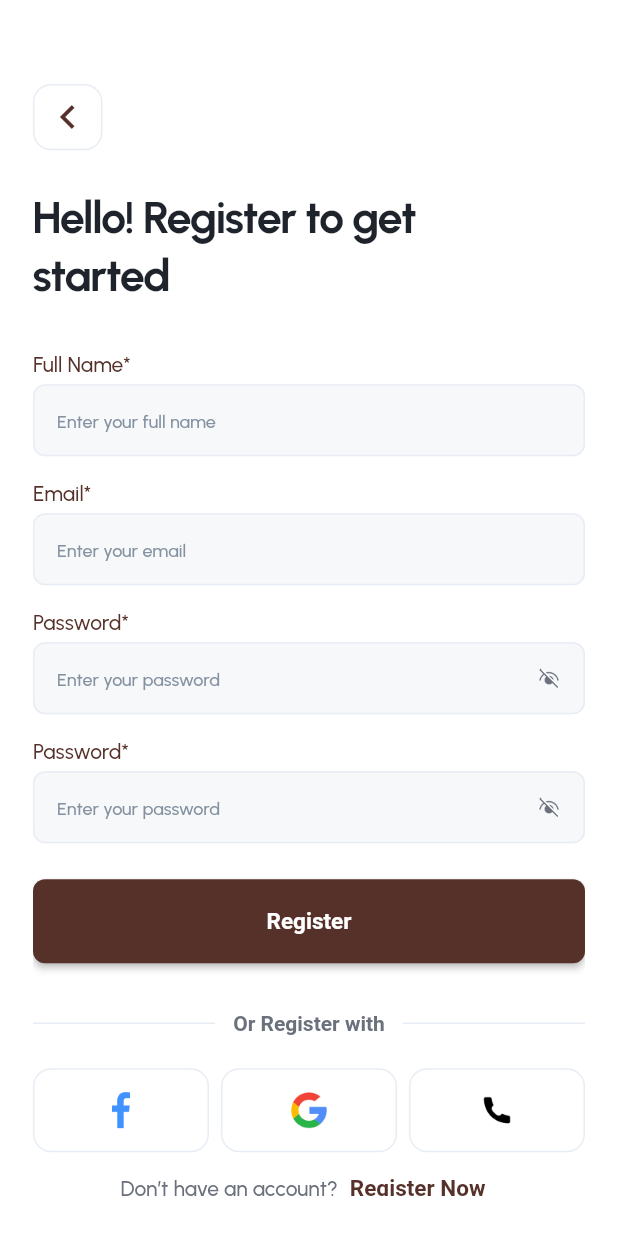
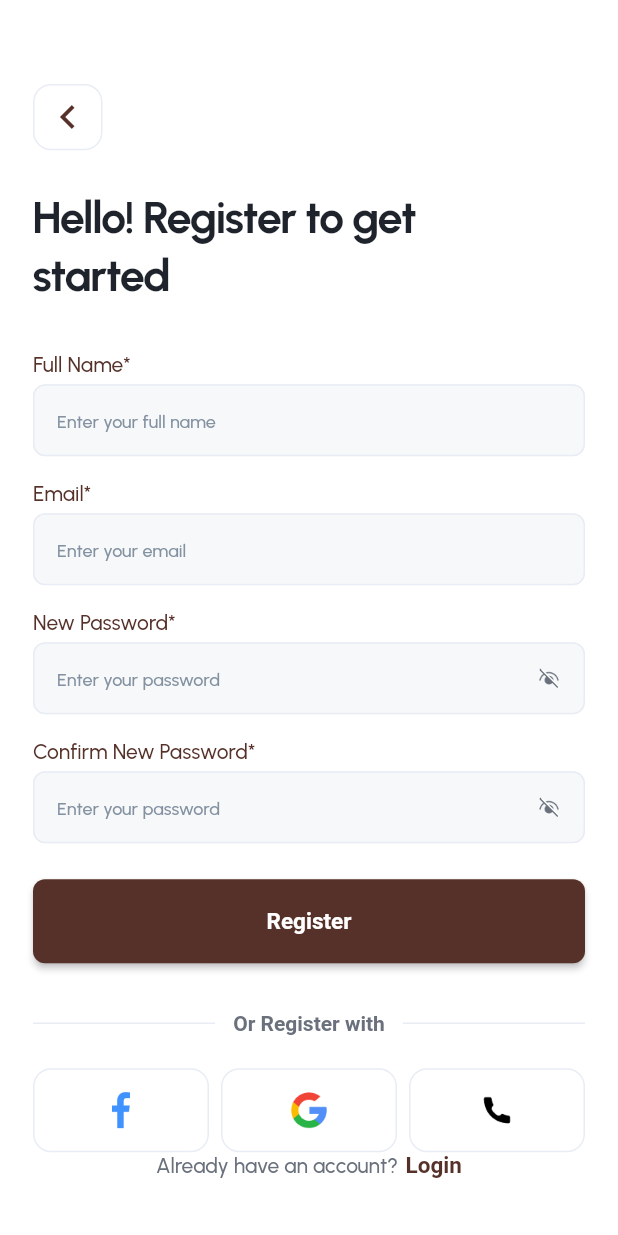
Before and after one commit to Vivekumar08/break_in, a Flutter app: the RegisterWithMail screen opened directly, on a phone screen of 412 x 824 dp. Run offline on Flutter 3.47's test engine with Material 2 defaults, Android fonts, the phone set to English and light mode, and no system bars; our stand-ins replace shimmer; Roboto replaces fonts that are missing (Urbanist_SemiBold); project files that could hold a hidden picture were left out.

```diff
--- a/lib/src/components/bottom_text.dart
+++ b/lib/src/components/bottom_text.dart
@@ -7,13 +7,13 @@ class BottomText extends StatelessWidget {
   ///
   /// Input [text] for text at [bottom-center]
   ///
-  /// Input [buttonText] & [onPressed] for button at [bottom-center]
-  const BottomText({Key? key, this.text, this.buttonText, this.onPressed})
+  /// Input [buttonText] & [onTap] for button at [bottom-center]
+  const BottomText({Key? key, this.text, this.buttonText, this.onTap})
       : super(key: key);
 
   final String? text;
   final String? buttonText;
-  final VoidCallback? onPressed;
+  final VoidCallback? onTap;
 
   @override
   Widget build(BuildContext context) {
@@ -25,10 +25,11 @@ class BottomText extends StatelessWidget {
             : Text(text!,
                 style: Fonts.hintText
                     .copyWith(fontSize: 14.0, color: Palette.iconsCol)),
+        const SizedBox(width: 5.0),
         buttonText == null
             ? Container()
-            : TextButton(
-                onPressed: onPressed,
+            : GestureDetector(
+                onTap: onTap,
                 child: Text(buttonText!,
                     style: Fonts.buttonText.copyWith(color: Palette.primary))),
       ],
--- a/lib/src/location/detecting_location.dart
+++ b/lib/src/location/detecting_location.dart
@@ -33,7 +33,6 @@ class DetectingLocation extends StatelessWidget {
                     child: Shimmer.fromColors(
                       baseColor: Colors.grey.shade300,
                       highlightColor: Colors.grey.shade100,
-                      child: Expanded(
                       child: Column(
                         crossAxisAlignment: CrossAxisAlignment.start,
                         children: [
@@ -68,7 +67,6 @@ class DetectingLocation extends StatelessWidget {
                       ),
                     ),
                   ),
-                  ),
                   //  ] ),
                 ],
               )),
--- a/lib/src/login/new_password.dart
+++ b/lib/src/login/new_password.dart
@@ -37,7 +37,7 @@ class NewPassword extends StatelessWidget {
                 hintText: "Enter your password",
                 controller: passwd),
             const SizedBox(height: 16.0),
-            InputField(
+            PasswordField(
               inputText: "Confirm New Password*",
               hintText: "Enter new password",
               controller: confirmPasswd,
--- a/lib/src/login/register_with_mail.dart
+++ b/lib/src/login/register_with_mail.dart
@@ -39,19 +39,19 @@ class RegisterWithMail extends StatelessWidget {
                 hintText: "Enter your email",
                 controller: email),
             PasswordField(
-                inputText: "Password*",
+                inputText: "New Password*",
                 hintText: "Enter your password",
                 controller: passwd),
             PasswordField(
-                inputText: "Password*",
+                inputText: "Confirm New Password*",
                 hintText: "Enter your password",
                 controller: confirmPasswd),
             const SizedBox(height: 24.0),
             Button(onPressed: () {}, buttonText: "Register"),
             const AuthOptions(emailAuth: false, text: "Or Register with"),
             const BottomText(
-              text: 'Don’t have an account?',
-              buttonText: 'Register Now',
+              text: 'Already have an account?',
+              buttonText: 'Login',
             ),
           ],
         ),
--- a/lib/src/login/register_with_phone.dart
+++ b/lib/src/login/register_with_phone.dart
@@ -41,8 +41,8 @@ class RegiterWithPhone extends StatelessWidget {
             const AuthOptions(emailAuth: true, text: "Or Register with"),
             const Spacer(),
             const BottomText(
-              text: 'Don’t have an account?',
-              buttonText: 'Register Now',
+              text: 'Already have an account?',
+              buttonText: 'Login',
             ),
           ],
         ),
--- a/lib/src/router/router.dart
+++ b/lib/src/router/router.dart
@@ -2,7 +2,7 @@ import 'package:flutter/material.dart';
 import 'constants.dart';
 import '../login/login_with_phone.dart';
 import '../login/new_password.dart';
-import '../login/Login.dart';
+import '../login/login_with_mail.dart';
 import '../login/forgotPasswd.dart';
 import '../login/passwordChanged.dart';
 import '../login/register_with_mail.dart';
@@ -19,7 +19,7 @@ class Router {
       case root:
         return MaterialPageRoute(builder: (_) => const Onboarding());
       case loginWithMail:
-        return MaterialPageRoute(builder: (_) => const Login());
+        return MaterialPageRoute(builder: (_) => const LoginWithMail());
       case loginWithPhone:
         return MaterialPageRoute(builder: (_) => const LoginWithPhone());
       case forgotPassword:
--- a/lib/src/style/fonts.dart
+++ b/lib/src/style/fonts.dart
@@ -78,4 +78,10 @@ class Fonts {
       fontWeight: FontWeight.w600,
       fontFamily: _urbSemiBold,
       color: Palette.iconsCol);
+
+  static TextStyle get otpText => TextStyle(
+      fontSize: 22,
+      fontWeight: FontWeight.w700,
+      fontFamily: _urbBold,
+      color: Palette.text);
 }
--- a/lib/src/style/palette.dart
+++ b/lib/src/style/palette.dart
@@ -11,4 +11,5 @@ class Palette {
   static Color get iconsCol => const Color(0xff6A707C);
   static Color get greyNormal => const Color(0xff8391A1);
   static Color get link => const Color(0xff5D5FEF);
+  static Color get otp => const Color(0xff35C2C1);
 }
```
Also changed, not shown: lib/src/components/otp_field.dart (+108 -11 lines). Lines whose indentation alone changed are shown as unchanged.
